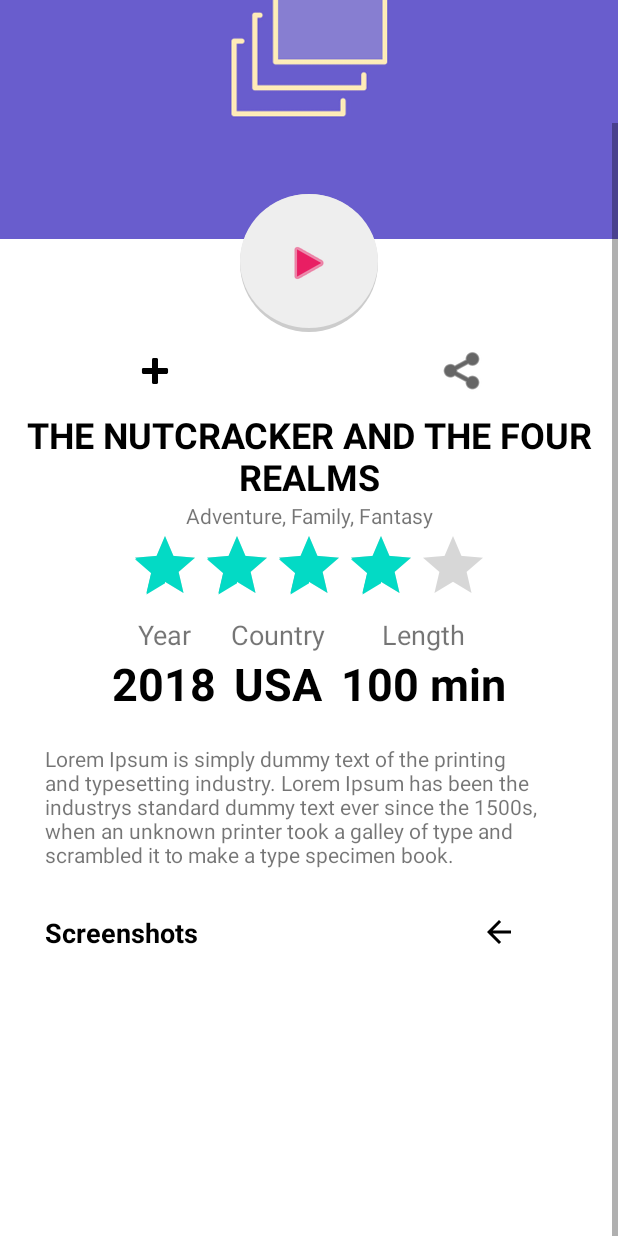
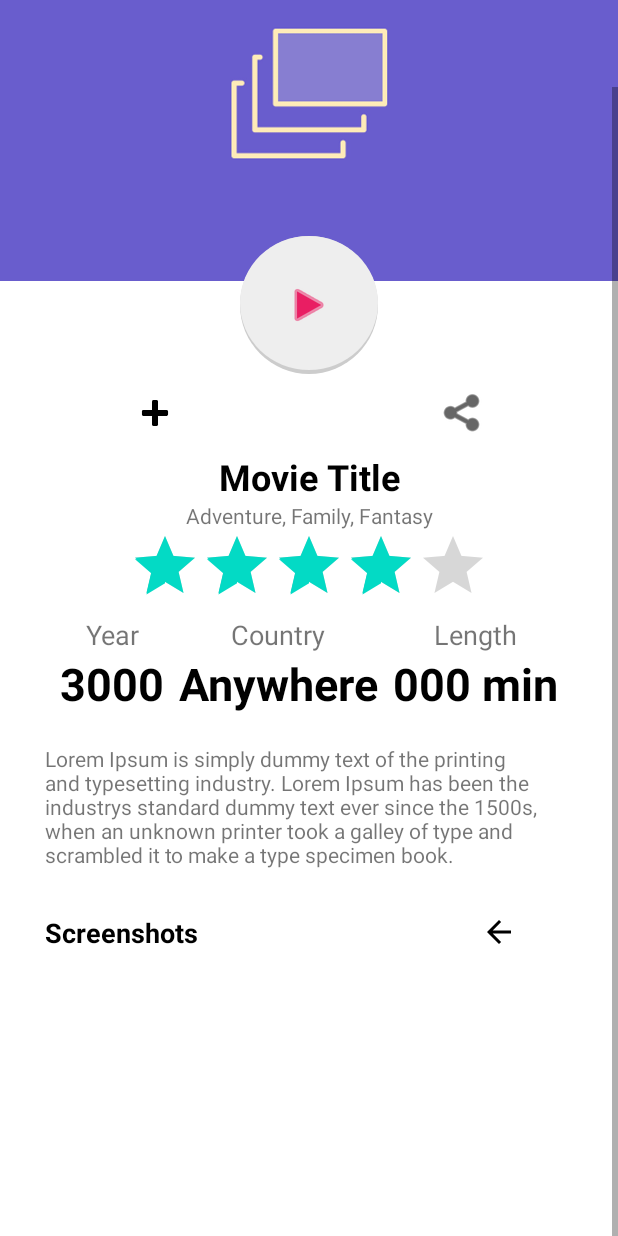
Before and after one commit to gaerack/netflix_clone, an Android app: the layout activity_detail.xml on its own in the app's theme, with its tools: preview values and no code run, on a phone screen of 412 x 824 dp. Run offline under Robolectric (Android 15) with nearby library versions, the light colour scheme and no system bars.

Commit message:
refactoring detail activity with mvvm #2

```diff
--- a/app/src/main/java/com/android/netflixclone/MovieRepo.java
+++ b/app/src/main/java/com/android/netflixclone/MovieRepo.java
@@ -1,8 +1,10 @@
 package com.android.netflixclone;
 
 import android.content.Context;
+import android.content.SharedPreferences;
 import android.util.Log;
 
+import androidx.appcompat.app.AppCompatActivity;
 import androidx.lifecycle.MutableLiveData;
 
 import com.android.netflixclone.model.Movie;
@@ -12,7 +14,8 @@
 
     private static MovieRepo instance;
     private Movie movie = new Movie();
-    private FirebaseFirestore db = FirebaseFirestore.getInstance();
+    private final MutableLiveData<Movie> liveData = new MutableLiveData<>();
+    private final FirebaseFirestore db = FirebaseFirestore.getInstance();
     private static final String TAG = "MovieRepo";
 
     private static OnDataAdded onDataAdded;
@@ -26,13 +29,35 @@
         return instance;
     }
 
-    public MutableLiveData<Movie> getMovie(String movieID)
+    public MutableLiveData<Movie> getMovie() // String movieID
+    {
+        //fetchMovie(movieID);
+
+        //MutableLiveData<Movie> data = new MutableLiveData<>();
+        //data.setValue(movie);
+        return liveData;
+    }
+
+    public void setMovie(Context context, String movieID)
     {
         fetchMovie(movieID);
+        liveData.setValue(movie);
+        Log.e(TAG, "MovieIDSharedPref: "+getMovieIDFromSharedPref(context));
 
-        MutableLiveData<Movie> data = new MutableLiveData<>();
-        data.setValue(movie);
-        return data;
+        if(getMovieIDFromSharedPref(context).equals("")) // getMovieIDFromSharedPref(context) == "", liveData.getValue().getDesc() == null
+        {
+            Log.e(TAG, "movieID: "+movieID);
+            Log.e(TAG, "setMovie: null");
+            storeMovieIDToSharedPref(context, movieID);
+            new android.os.Handler().postDelayed(
+                    () -> setMovie(context, movieID),
+                    300);
+        }
+        else
+        {
+            Log.e(TAG, "movieID(else): "+movieID);
+            Log.e(TAG, "setMovie(else): "+liveData.getValue().getDesc());
+        }
     }
 
     private void fetchMovie(String movieID)
@@ -42,29 +67,35 @@
             if(documentSnapshot.exists())
             {
                 //movie = documentSnapshot.toObject(Movie.class);
-                /*movie = new Movie(
-                        documentSnapshot.getLong("country"),
-                        documentSnapshot.getString("desc"),
-                        documentSnapshot.get("genre"),
-                        documentSnapshot.getString("length"),
-                        documentSnapshot.getDouble("rating"),
-                        documentSnapshot.getString("title"),
-                        documentSnapshot.getString("trailer_url"),
-                        documentSnapshot.getString("year")
-                );*/
-
                 movie = new Movie(
+                        documentSnapshot.getString("country"),
                         documentSnapshot.getString("desc"),
                         documentSnapshot.getString("length"),
+                        documentSnapshot.getString("rating"),
                         documentSnapshot.getString("title"),
                         documentSnapshot.getString("trailer_url"),
                         documentSnapshot.getString("year")
                 );
 
                 Log.e(TAG, "onSuccess: added");
+                Log.e(TAG, "--------------------------------------------------------------");
                 onDataAdded.added();
             }
         })
         .addOnFailureListener(e -> Log.e(TAG, "onFailure", e));
     }
+
+    private void storeMovieIDToSharedPref(Context context, String curMovieID)
+    {
+        SharedPreferences sharedPref = context.getSharedPreferences("movieID", Context.MODE_PRIVATE);
+        SharedPreferences.Editor editor = sharedPref.edit();
+        editor.putString("movieID", curMovieID);
+        editor.apply();
+    }
+
+    private String getMovieIDFromSharedPref(Context context)
+    {
+        SharedPreferences sharedPref = context.getSharedPreferences("movieID", Context.MODE_PRIVATE);
+        return sharedPref.getString("movieID", "");
+    }
 }
--- a/app/src/main/java/com/android/netflixclone/viewmodel/NewestViewModel.java
+++ b/app/src/main/java/com/android/netflixclone/viewmodel/NewestViewModel.java
@@ -13,7 +13,7 @@
 
 public class NewestViewModel extends ViewModel {
 
-    MutableLiveData<ArrayList<Newest>> liveData;
+    private MutableLiveData<ArrayList<Newest>> liveData;
 
     public void init(Context context)
     {
--- a/app/src/main/res/layout/activity_detail.xml
+++ b/app/src/main/res/layout/activity_detail.xml
@@ -1,4 +1,3 @@
-<?xml version="1.0" encoding="utf-8"?>
 <ScrollView
     xmlns:android="http://schemas.android.com/apk/res/android"
     xmlns:app="http://schemas.android.com/apk/res-auto"
--- a/app/src/main/res/values/strings.xml
+++ b/app/src/main/res/values/strings.xml
@@ -19,14 +19,14 @@
     <string name="cd_detail_play">Play Button On Detail Activity</string>
     <string name="cd_detail_add">Add Button On Detail Activity</string>
     <string name="cd_detail_share">Share Button On Detail Activity</string>
-    <string name="hs_detail_title">THE NUTCRACKER AND THE FOUR REALMS</string>
+    <string name="hs_detail_title">Movie Title</string>
     <string name="hs_detail_genre">Adventure, Family, Fantasy</string>
+    <string name="hs_detail_year">3000</string>
     <string name="tv_detail_label_year">Year</string>
-    <string name="hs_detail_year">2018</string>
     <string name="tv_detail_label_country">Country</string>
-    <string name="hs_detail_country">USA</string>
+    <string name="hs_detail_country">Anywhere</string>
     <string name="tv_detail_label_length">Length</string>
-    <string name="hs_detail_length">100 min</string>
+    <string name="hs_detail_length">000 min</string>
     <string name="tv_detail_desc">
         Lorem Ipsum is simply dummy text of the printing and typesetting industry.
         Lorem Ipsum has been the industrys standard dummy text ever since the 1500s, when an unknown printer took a galley of type and scrambled it to make a type specimen book.
```
Also changed, not shown: app/src/main/java/com/android/netflixclone/DetailActivity.java (+82 -30 lines), app/src/main/java/com/android/netflixclone/model/Movie.java (+11 -28 lines), app/src/main/java/com/android/netflixclone/viewmodel/MovieViewModel.java (+15 -5 lines). Lines whose indentation alone changed are shown as unchanged.
